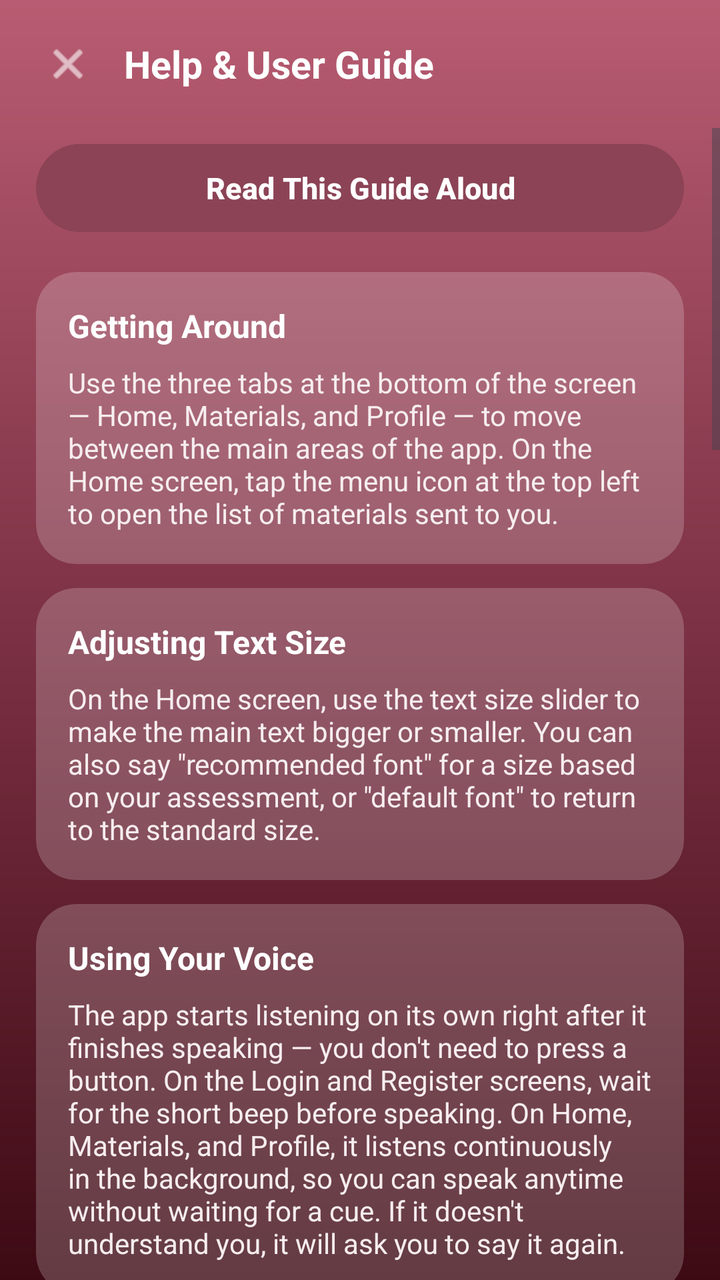
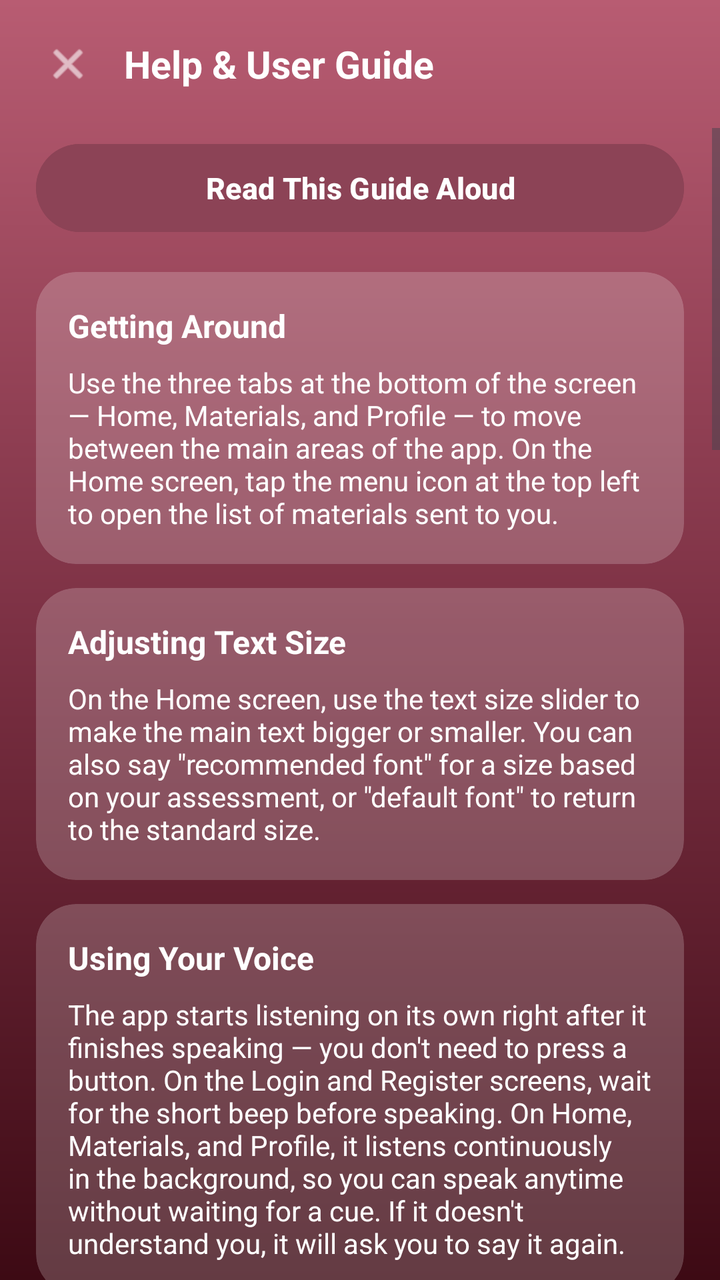

Screens rendered from an Android XML layout before and after an edit, with the pre-edit source and the edit as a unified diff.
<!-- AndroidManifest.xml: application theme Theme.VisualEyes -->
<!-- res/layout/activity_help.xml -->
<?xml version="1.0" encoding="utf-8"?>
<LinearLayout xmlns:android="http://schemas.android.com/apk/res/android"
    xmlns:app="http://schemas.android.com/apk/res-auto"
    android:layout_width="match_parent"
    android:layout_height="match_parent"
    android:orientation="vertical"
    android:background="@drawable/bg_viewer_gradient_bg"
    android:fitsSystemWindows="true">

    <LinearLayout
        android:layout_width="match_parent"
        android:layout_height="64dp"
        android:gravity="center_vertical"
        android:paddingStart="10dp"
        android:paddingEnd="18dp">

        <ImageView
            android:id="@+id/btnCloseHelp"
            android:layout_width="48dp"
            android:layout_height="48dp"
            android:padding="12dp"
            android:background="?attr/selectableItemBackgroundBorderless"
            android:clickable="true"
            android:focusable="true"
            android:contentDescription="Close"
            android:src="@android:drawable/ic_menu_close_clear_cancel"
            app:tint="#FFFFFF" />

        <TextView
            android:layout_width="wrap_content"
            android:layout_height="wrap_content"
            android:layout_marginStart="4dp"
            android:text="Help &amp; User Guide"
            android:textColor="#FFFFFF"
            android:textSize="19sp"
            android:textStyle="bold" />
    </LinearLayout>

    <ScrollView
        android:id="@+id/helpScrollView"
        android:layout_width="match_parent"
        android:layout_height="0dp"
        android:layout_weight="1"
        android:fillViewport="true"
        android:overScrollMode="never">

        <LinearLayout
            android:layout_width="match_parent"
            android:layout_height="wrap_content"
            android:orientation="vertical"
            android:paddingStart="18dp"
            android:paddingEnd="18dp"
            android:paddingTop="4dp"
            android:paddingBottom="24dp">

            <Button
                android:id="@+id/btnReadAloud"
                android:layout_width="match_parent"
                android:layout_height="52dp"
                android:layout_marginBottom="16dp"
                android:backgroundTint="@color/color_primary"
                android:text="Read This Guide Aloud"
                android:textAllCaps="false"
                android:textColor="@color/color_text_on_primary"
                android:textSize="15sp"
                android:textStyle="bold" />

            <androidx.cardview.widget.CardView
                android:layout_width="match_parent"
                android:layout_height="wrap_content"
                android:layout_marginBottom="12dp"
                app:cardBackgroundColor="#33FFFFFF"
                app:cardCornerRadius="20dp"
                app:cardElevation="0dp">

                <LinearLayout
                    android:layout_width="match_parent"
                    android:layout_height="wrap_content"
                    android:orientation="vertical"
                    android:padding="16dp">

                    <TextView
                        android:layout_width="wrap_content"
                        android:layout_height="wrap_content"
                        android:text="Getting Around"
                        android:textColor="#FFFFFF"
                        android:textSize="16sp"
                        android:textStyle="bold" />

                    <TextView
                        android:id="@+id/txtSection1Body"
                        android:layout_width="match_parent"
                        android:layout_height="wrap_content"
                        android:layout_marginTop="8dp"
                        android:text="Use the three tabs at the bottom of the screen — Home, Materials, and Profile — to move between the main areas of the app. On the Home screen, tap the menu icon at the top left to open the list of materials sent to you."
                        android:textColor="@color/color_text_on_primary_muted"
                        android:textSize="14sp" />
                </LinearLayout>
            </androidx.cardview.widget.CardView>

            <androidx.cardview.widget.CardView
                android:layout_width="match_parent"
                android:layout_height="wrap_content"
                android:layout_marginBottom="12dp"
                app:cardBackgroundColor="#33FFFFFF"
                app:cardCornerRadius="20dp"
                app:cardElevation="0dp">

                <LinearLayout
                    android:layout_width="match_parent"
                    android:layout_height="wrap_content"
                    android:orientation="vertical"
                    android:padding="16dp">

                    <TextView
                        android:layout_width="wrap_content"
                        android:layout_height="wrap_content"
                        android:text="Adjusting Text Size"
                        android:textColor="#FFFFFF"
                        android:textSize="16sp"
                        android:textStyle="bold" />

                    <TextView
                        android:id="@+id/txtSection2Body"
                        android:layout_width="match_parent"
                        android:layout_height="wrap_content"
                        android:layout_marginTop="8dp"
                        android:text="On the Home screen, use the text size slider to make the main text bigger or smaller. You can also say &quot;recommended font&quot; for a size based on your assessment, or &quot;default font&quot; to return to the standard size."
                        android:textColor="@color/color_text_on_primary_muted"
                        android:textSize="14sp" />
                </LinearLayout>
            </androidx.cardview.widget.CardView>

            <androidx.cardview.widget.CardView
                android:layout_width="match_parent"
                android:layout_height="wrap_content"
                android:layout_marginBottom="12dp"
                app:cardBackgroundColor="#33FFFFFF"
                app:cardCornerRadius="20dp"
                app:cardElevation="0dp">

                <LinearLayout
                    android:layout_width="match_parent"
                    android:layout_height="wrap_content"
                    android:orientation="vertical"
                    android:padding="16dp">

                    <TextView
                        android:layout_width="wrap_content"
                        android:layout_height="wrap_content"
                        android:text="Using Your Voice"
                        android:textColor="#FFFFFF"
                        android:textSize="16sp"
                        android:textStyle="bold" />

                    <TextView
                        android:id="@+id/txtSection3Body"
                        android:layout_width="match_parent"
                        android:layout_height="wrap_content"
                        android:layout_marginTop="8dp"
                        android:text="The app starts listening on its own right after it finishes speaking — you don't need to press a button. On the Login and Register screens, wait for the short beep before speaking. On Home, Materials, and Profile, it listens continuously in the background, so you can speak anytime without waiting for a cue. If it doesn't understand you, it will ask you to say it again."
                        android:textColor="@color/color_text_on_primary_muted"
                        android:textSize="14sp" />
                </LinearLayout>
            </androidx.cardview.widget.CardView>

            <androidx.cardview.widget.CardView
                android:layout_width="match_parent"
                android:layout_height="wrap_content"
                android:layout_marginBottom="12dp"
                app:cardBackgroundColor="#33FFFFFF"
                app:cardCornerRadius="20dp"
                app:cardElevation="0dp">

                <LinearLayout
                    android:layout_width="match_parent"
                    android:layout_height="wrap_content"
                    android:orientation="vertical"
                    android:padding="16dp">

                    <TextView
                        android:layout_width="wrap_content"
                        android:layout_height="wrap_content"
                        android:text="Logging In by Voice"
                        android:textColor="#FFFFFF"
                        android:textSize="16sp"
                        android:textStyle="bold" />

                    <TextView
                        android:id="@+id/txtSectionLoginBody"
                        android:layout_width="match_parent"
                        android:layout_height="wrap_content"
                        android:layout_marginTop="8dp"
                        android:text="When you open the Login screen, the app automatically asks whether you're a new or existing user — say &quot;new&quot; to go to registration, or &quot;existing&quot; to log in. If you've logged in on this device before, it already remembers your email and will go straight to asking for your password. If it's your first time, it will guide you through saying your email piece by piece — the part before the at sign, then the provider like gmail or yahoo, then the ending like com or edu — confirming each part before moving on."
                        android:textColor="@color/color_text_on_primary_muted"
                        android:textSize="14sp" />
                </LinearLayout>
            </androidx.cardview.widget.CardView>

            <androidx.cardview.widget.CardView
                android:layout_width="match_parent"
                android:layout_height="wrap_content"
                android:layout_marginBottom="12dp"
                app:cardBackgroundColor="#33FFFFFF"
                app:cardCornerRadius="20dp"
                app:cardElevation="0dp">

                <LinearLayout
                    android:layout_width="match_parent"
                    android:layout_height="wrap_content"
                    android:orientation="vertical"
                    android:padding="16dp">

                    <TextView
                        android:layout_width="wrap_content"
                        android:layout_height="wrap_content"
                        android:text="Voice Commands — Home Screen"
                        android:textColor="#FFFFFF"
                        android:textSize="16sp"
                        android:textStyle="bold" />

                    <TextView
                        android:id="@+id/txtSection4Body"
                        android:layout_width="match_parent"
                        android:layout_height="wrap_content"
                        android:layout_marginTop="8dp"
                        android:text="&quot;Help&quot; — hear the list of commands. &quot;Read screen&quot; — hear this page read aloud. &quot;Open latest material&quot; — open your newest lesson. &quot;Materials&quot; — go to the Materials screen. &quot;Profile&quot; — open your profile. &quot;Read announcement&quot; — hear the instructor's message. &quot;Recommended font&quot; / &quot;default font&quot; — change text size. &quot;Repeat&quot; — hear the last message again. &quot;Stop&quot; — stop the app from speaking. &quot;Logout&quot; — sign out."
                        android:textColor="@color/color_text_on_primary_muted"
                        android:textSize="14sp" />
                </LinearLayout>
            </androidx.cardview.widget.CardView>

            <androidx.cardview.widget.CardView
                android:layout_width="match_parent"
                android:layout_height="wrap_content"
                android:layout_marginBottom="12dp"
                app:cardBackgroundColor="#33FFFFFF"
                app:cardCornerRadius="20dp"
                app:cardElevation="0dp">

                <LinearLayout
                    android:layout_width="match_parent"
                    android:layout_height="wrap_content"
                    android:orientation="vertical"
                    android:padding="16dp">

                    <TextView
                        android:layout_width="wrap_content"
                        android:layout_height="wrap_content"
                        android:text="Voice Commands — Materials Screen"
                        android:textColor="#FFFFFF"
                        android:textSize="16sp"
                        android:textStyle="bold" />

                    <TextView
                        android:id="@+id/txtSection5Body"
                        android:layout_width="match_parent"
                        android:layout_height="wrap_content"
                        android:layout_marginTop="8dp"
                        android:text="&quot;Read screen&quot; — hear this page. &quot;Read titles&quot; — hear every material title. &quot;Open&quot; followed by a title — open that lesson. &quot;Open first / second / third&quot; — open a lesson by its position in the list. &quot;Open featured&quot; — open the featured material. &quot;Home&quot; or &quot;profile&quot; — switch screens. &quot;Repeat&quot; — hear the last message again. &quot;Stop&quot; — stop the app from speaking."
                        android:textColor="@color/color_text_on_primary_muted"
                        android:textSize="14sp" />
                </LinearLayout>
            </androidx.cardview.widget.CardView>

            <androidx.cardview.widget.CardView
                android:layout_width="match_parent"
                android:layout_height="wrap_content"
                android:layout_marginBottom="12dp"
                app:cardBackgroundColor="#33FFFFFF"
                app:cardCornerRadius="20dp"
                app:cardElevation="0dp">

                <LinearLayout
                    android:layout_width="match_parent"
                    android:layout_height="wrap_content"
                    android:orientation="vertical"
                    android:padding="16dp">

                    <TextView
                        android:layout_width="wrap_content"
                        android:layout_height="wrap_content"
                        android:text="Voice Commands — Profile Screen"
                        android:textColor="#FFFFFF"
                        android:textSize="16sp"
                        android:textStyle="bold" />

                    <TextView
                        android:id="@+id/txtSection6Body"
                        android:layout_width="match_parent"
                        android:layout_height="wrap_content"
                        android:layout_marginTop="8dp"
                        android:text="&quot;Read profile&quot; — hear your details read aloud. &quot;Turn on/off text to speech&quot; — control whether the app talks. &quot;Turn on/off speech to text&quot; — control whether the app listens. &quot;Retake assessment&quot; — take the accessibility test again. &quot;Logout&quot; — sign out. &quot;Home&quot; or &quot;materials&quot; — switch screens."
                        android:textColor="@color/color_text_on_primary_muted"
                        android:textSize="14sp" />
                </LinearLayout>
            </androidx.cardview.widget.CardView>

            <androidx.cardview.widget.CardView
                android:layout_width="match_parent"
                android:layout_height="wrap_content"
                android:layout_marginBottom="12dp"
                app:cardBackgroundColor="#33FFFFFF"
                app:cardCornerRadius="20dp"
                app:cardElevation="0dp">

                <LinearLayout
                    android:layout_width="match_parent"
                    android:layout_height="wrap_content"
                    android:orientation="vertical"
                    android:padding="16dp">

                    <TextView
                        android:layout_width="wrap_content"
                        android:layout_height="wrap_content"
                        android:text="Registering by Voice"
                        android:textColor="#FFFFFF"
                        android:textSize="16sp"
                        android:textStyle="bold" />

                    <TextView
                        android:id="@+id/txtSection7Body"
                        android:layout_width="match_parent"
                        android:layout_height="wrap_content"
                        android:layout_marginTop="8dp"
                        android:text="On the Register screen, press Voice Registration and the app will ask for each field one at a time. After you answer, it reads back what it heard — letter by letter for names — say &quot;yes&quot; to confirm or &quot;no&quot; to say it again. Say &quot;skip&quot; to leave your middle name blank. You can always switch to typing by tapping any field directly."
                        android:textColor="@color/color_text_on_primary_muted"
                        android:textSize="14sp" />
                </LinearLayout>
            </androidx.cardview.widget.CardView>

            <androidx.cardview.widget.CardView
                android:layout_width="match_parent"
                android:layout_height="wrap_content"
                android:layout_marginBottom="12dp"
                app:cardBackgroundColor="#33FFFFFF"
                app:cardCornerRadius="20dp"
                app:cardElevation="0dp">

                <LinearLayout
                    android:layout_width="match_parent"
                    android:layout_height="wrap_content"
                    android:orientation="vertical"
                    android:padding="16dp">

                    <TextView
                        android:layout_width="wrap_content"
                        android:layout_height="wrap_content"
                        android:text="Repeating, Stopping, and Zooming"
                        android:textColor="#FFFFFF"
                        android:textSize="16sp"
                        android:textStyle="bold" />

                    <TextView
                        android:id="@+id/txtSection8Body"
                        android:layout_width="match_parent"
                        android:layout_height="wrap_content"
                        android:layout_marginTop="8dp"
                        android:text="Tap anywhere on the screen three times quickly to repeat the last spoken instruction — useful if you missed it or just walked back to the app. You can also just say &quot;repeat&quot; or &quot;stop&quot; at any time. To zoom in on a screen, pinch with two fingers, the same way you would zoom a photo."
                        android:textColor="@color/color_text_on_primary_muted"
                        android:textSize="14sp" />
                </LinearLayout>
            </androidx.cardview.widget.CardView>

            <androidx.cardview.widget.CardView
                android:layout_width="match_parent"
                android:layout_height="wrap_content"
                android:layout_marginBottom="4dp"
                app:cardBackgroundColor="#33FFFFFF"
                app:cardCornerRadius="20dp"
                app:cardElevation="0dp">

                <LinearLayout
                    android:layout_width="match_parent"
                    android:layout_height="wrap_content"
                    android:orientation="vertical"
                    android:padding="16dp">

                    <TextView
                        android:layout_width="wrap_content"
                        android:layout_height="wrap_content"
                        android:text="Accessibility Settings"
                        android:textColor="#FFFFFF"
                        android:textSize="16sp"
                        android:textStyle="bold" />

                    <TextView
                        android:id="@+id/txtSection9Body"
                        android:layout_width="match_parent"
                        android:layout_height="wrap_content"
                        android:layout_marginTop="8dp"
                        android:text="Open your Profile screen and look under Accessibility Options. There you can switch Text-to-Speech and Speech-to-Text on or off independently, depending on how you prefer to use the app."
                        android:textColor="@color/color_text_on_primary_muted"
                        android:textSize="14sp" />
                </LinearLayout>
            </androidx.cardview.widget.CardView>

        </LinearLayout>
    </ScrollView>

</LinearLayout>
<!-- resources referenced by this layout -->
<resources>
  <color name="color_primary">#8C4356</color>
  <color name="color_text_on_primary">#FFFFFF</color>
  <color name="color_text_on_primary_muted">#F6EDEF</color>
  <!-- drawable bg_viewer_gradient_bg (drawable) -->
  <?xml version="1.0" encoding="utf-8"?>
  <shape xmlns:android="http://schemas.android.com/apk/res/android" android:shape="rectangle">
      <gradient
          android:angle="90"
          android:startColor="#3D0A14"
          android:centerColor="#7B3043"
          android:endColor="#B85C72" />
  </shape>
  <style name="Theme.VisualEyes" parent="Base.Theme.VisualEyes" />
  <style name="Base.Theme.VisualEyes" parent="Theme.Material3.DayNight.NoActionBar">
          
          
          
          <item name="android:windowActivityTransitions">true</item>
          
          <item name="android:windowBackground">@color/color_background</item>
      </style>
  <color name="color_background">#FAF7F8</color>
</resources>

<!-- the commit's change to res/layout/activity_help.xml (unified diff, before → after) -->
@@ -93,7 +93,7 @@
                         android:layout_height="wrap_content"
                         android:layout_marginTop="8dp"
                         android:text="Use the three tabs at the bottom of the screen — Home, Materials, and Profile — to move between the main areas of the app. On the Home screen, tap the menu icon at the top left to open the list of materials sent to you."
-                        android:textColor="@color/color_text_on_primary_muted"
+                        android:textColor="@color/color_text_on_primary"
                         android:textSize="14sp" />
                 </LinearLayout>
             </androidx.cardview.widget.CardView>
@@ -126,7 +126,7 @@
                         android:layout_height="wrap_content"
                         android:layout_marginTop="8dp"
                         android:text="On the Home screen, use the text size slider to make the main text bigger or smaller. You can also say &quot;recommended font&quot; for a size based on your assessment, or &quot;default font&quot; to return to the standard size."
-                        android:textColor="@color/color_text_on_primary_muted"
+                        android:textColor="@color/color_text_on_primary"
                         android:textSize="14sp" />
                 </LinearLayout>
             </androidx.cardview.widget.CardView>
@@ -159,7 +159,7 @@
                         android:layout_height="wrap_content"
                         android:layout_marginTop="8dp"
                         android:text="The app starts listening on its own right after it finishes speaking — you don't need to press a button. On the Login and Register screens, wait for the short beep before speaking. On Home, Materials, and Profile, it listens continuously in the background, so you can speak anytime without waiting for a cue. If it doesn't understand you, it will ask you to say it again."
-                        android:textColor="@color/color_text_on_primary_muted"
+                        android:textColor="@color/color_text_on_primary"
                         android:textSize="14sp" />
                 </LinearLayout>
             </androidx.cardview.widget.CardView>
@@ -192,7 +192,7 @@
                         android:layout_height="wrap_content"
                         android:layout_marginTop="8dp"
                         android:text="When you open the Login screen, the app automatically asks whether you're a new or existing user — say &quot;new&quot; to go to registration, or &quot;existing&quot; to log in. If you've logged in on this device before, it already remembers your email and will go straight to asking for your password. If it's your first time, it will guide you through saying your email piece by piece — the part before the at sign, then the provider like gmail or yahoo, then the ending like com or edu — confirming each part before moving on."
-                        android:textColor="@color/color_text_on_primary_muted"
+                        android:textColor="@color/color_text_on_primary"
                         android:textSize="14sp" />
                 </LinearLayout>
             </androidx.cardview.widget.CardView>
@@ -225,7 +225,7 @@
                         android:layout_height="wrap_content"
                         android:layout_marginTop="8dp"
                         android:text="&quot;Help&quot; — hear the list of commands. &quot;Read screen&quot; — hear this page read aloud. &quot;Open latest material&quot; — open your newest lesson. &quot;Materials&quot; — go to the Materials screen. &quot;Profile&quot; — open your profile. &quot;Read announcement&quot; — hear the instructor's message. &quot;Recommended font&quot; / &quot;default font&quot; — change text size. &quot;Repeat&quot; — hear the last message again. &quot;Stop&quot; — stop the app from speaking. &quot;Logout&quot; — sign out."
-                        android:textColor="@color/color_text_on_primary_muted"
+                        android:textColor="@color/color_text_on_primary"
                         android:textSize="14sp" />
                 </LinearLayout>
             </androidx.cardview.widget.CardView>
@@ -258,7 +258,7 @@
                         android:layout_height="wrap_content"
                         android:layout_marginTop="8dp"
                         android:text="&quot;Read screen&quot; — hear this page. &quot;Read titles&quot; — hear every material title. &quot;Open&quot; followed by a title — open that lesson. &quot;Open first / second / third&quot; — open a lesson by its position in the list. &quot;Open featured&quot; — open the featured material. &quot;Home&quot; or &quot;profile&quot; — switch screens. &quot;Repeat&quot; — hear the last message again. &quot;Stop&quot; — stop the app from speaking."
-                        android:textColor="@color/color_text_on_primary_muted"
+                        android:textColor="@color/color_text_on_primary"
                         android:textSize="14sp" />
                 </LinearLayout>
             </androidx.cardview.widget.CardView>
@@ -291,7 +291,7 @@
                         android:layout_height="wrap_content"
                         android:layout_marginTop="8dp"
                         android:text="&quot;Read profile&quot; — hear your details read aloud. &quot;Turn on/off text to speech&quot; — control whether the app talks. &quot;Turn on/off speech to text&quot; — control whether the app listens. &quot;Retake assessment&quot; — take the accessibility test again. &quot;Logout&quot; — sign out. &quot;Home&quot; or &quot;materials&quot; — switch screens."
-                        android:textColor="@color/color_text_on_primary_muted"
+                        android:textColor="@color/color_text_on_primary"
                         android:textSize="14sp" />
                 </LinearLayout>
             </androidx.cardview.widget.CardView>
@@ -324,7 +324,7 @@
                         android:layout_height="wrap_content"
                         android:layout_marginTop="8dp"
                         android:text="On the Register screen, press Voice Registration and the app will ask for each field one at a time. After you answer, it reads back what it heard — letter by letter for names — say &quot;yes&quot; to confirm or &quot;no&quot; to say it again. Say &quot;skip&quot; to leave your middle name blank. You can always switch to typing by tapping any field directly."
-                        android:textColor="@color/color_text_on_primary_muted"
+                        android:textColor="@color/color_text_on_primary"
                         android:textSize="14sp" />
                 </LinearLayout>
             </androidx.cardview.widget.CardView>
@@ -357,7 +357,7 @@
                         android:layout_height="wrap_content"
                         android:layout_marginTop="8dp"
                         android:text="Tap anywhere on the screen three times quickly to repeat the last spoken instruction — useful if you missed it or just walked back to the app. You can also just say &quot;repeat&quot; or &quot;stop&quot; at any time. To zoom in on a screen, pinch with two fingers, the same way you would zoom a photo."
-                        android:textColor="@color/color_text_on_primary_muted"
+                        android:textColor="@color/color_text_on_primary"
                         android:textSize="14sp" />
                 </LinearLayout>
             </androidx.cardview.widget.CardView>
@@ -390,7 +390,7 @@
                         android:layout_height="wrap_content"
                         android:layout_marginTop="8dp"
                         android:text="Open your Profile screen and look under Accessibility Options. There you can switch Text-to-Speech and Speech-to-Text on or off independently, depending on how you prefer to use the app."
-                        android:textColor="@color/color_text_on_primary_muted"
+                        android:textColor="@color/color_text_on_primary"
                         android:textSize="14sp" />
                 </LinearLayout>
             </androidx.cardview.widget.CardView>
<!-- resource entries referenced after the edit -->
@@ -2,7 +2,6 @@
 <resources>
   <color name="color_primary">#8C4356</color>
   <color name="color_text_on_primary">#FFFFFF</color>
-  <color name="color_text_on_primary_muted">#F6EDEF</color>
   <!-- drawable bg_viewer_gradient_bg (drawable) -->
   <?xml version="1.0" encoding="utf-8"?>
   <shape xmlns:android="http://schemas.android.com/apk/res/android" android:shape="rectangle">
